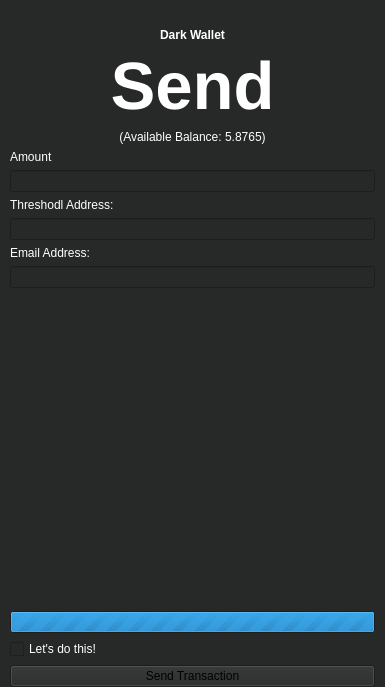
Above: ThresHoDLApp/darksendview.ui from isaidnocookies/Threshodl-Wallet before the change. Below: the same form after it.
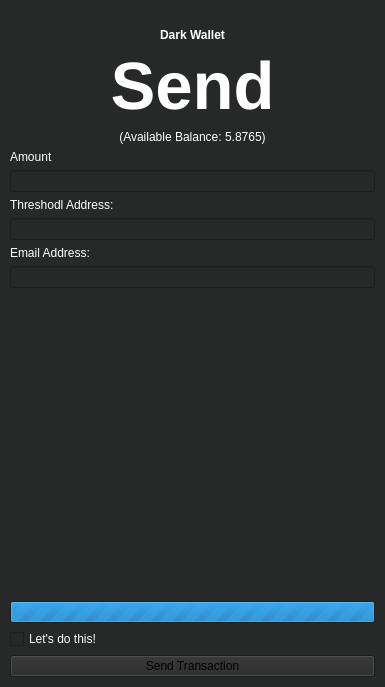
That is the form after the change. Icons and pictures are not drawn.

What changed in the file:
```diff
--- a/ThresHoDLApp/darksendview.ui
+++ b/ThresHoDLApp/darksendview.ui
@@ -289,6 +289,22 @@
        </property>
       </widget>
      </item>
+     <item>
+      <spacer name="verticalSpacer_2">
+       <property name="orientation">
+        <enum>Qt::Vertical</enum>
+       </property>
+       <property name="sizeType">
+        <enum>QSizePolicy::Fixed</enum>
+       </property>
+       <property name="sizeHint" stdset="0">
+        <size>
+         <width>20</width>
+         <height>10</height>
+        </size>
+       </property>
+      </spacer>
+     </item>
     </layout>
    </item>
   </layout>
```
